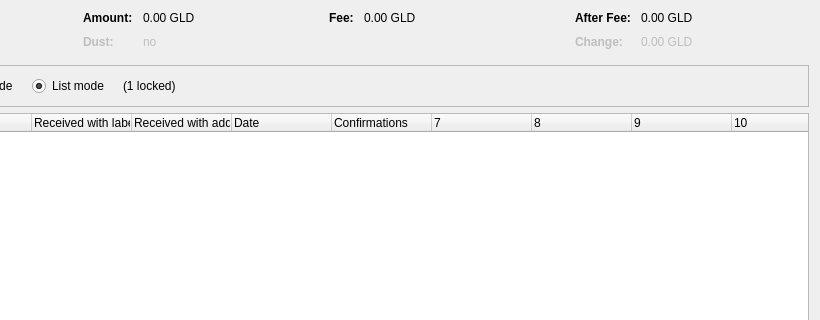
This is src/qt/forms/coincontroldialog.ui in goldcoin/goldcoin as Qt 5 draws it before an edit; both pictures show x 180 to 1000 and y 0 to 320 of the 1000 by 500 pixel window. The edited form follows.
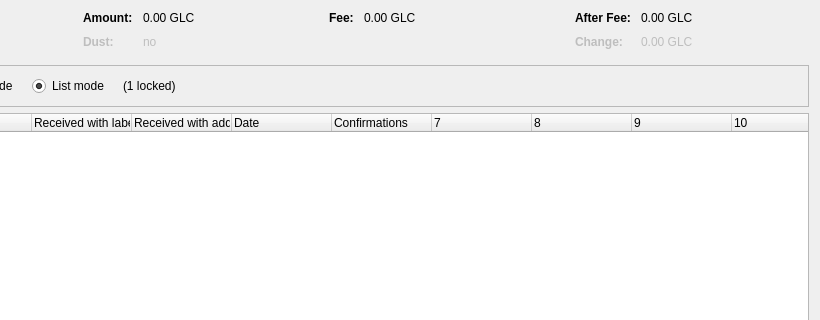
This is the edited form. Custom widgets are drawn as their Qt base class.

```diff
--- a/src/qt/forms/coincontroldialog.ui
+++ b/src/qt/forms/coincontroldialog.ui
@@ -132,7 +132,7 @@
           <enum>Qt::ActionsContextMenu</enum>
          </property>
          <property name="text">
-          <string notr="true">0.00 GLD</string>
+          <string notr="true">0.00 GLC</string>
          </property>
          <property name="textInteractionFlags">
           <set>Qt::LinksAccessibleByMouse|Qt::TextSelectableByKeyboard|Qt::TextSelectableByMouse</set>
@@ -212,7 +212,7 @@
           <enum>Qt::ActionsContextMenu</enum>
          </property>
          <property name="text">
-          <string notr="true">0.00 GLD</string>
+          <string notr="true">0.00 GLC</string>
          </property>
          <property name="textInteractionFlags">
           <set>Qt::LinksAccessibleByMouse|Qt::TextSelectableByKeyboard|Qt::TextSelectableByMouse</set>
@@ -257,7 +257,7 @@
           <enum>Qt::ActionsContextMenu</enum>
          </property>
          <property name="text">
-          <string notr="true">0.00 GLD</string>
+          <string notr="true">0.00 GLC</string>
          </property>
          <property name="textInteractionFlags">
           <set>Qt::LinksAccessibleByMouse|Qt::TextSelectableByKeyboard|Qt::TextSelectableByMouse</set>
@@ -292,7 +292,7 @@
           <enum>Qt::ActionsContextMenu</enum>
          </property>
          <property name="text">
-          <string notr="true">0.00 GLD</string>
+          <string notr="true">0.00 GLC</string>
          </property>
          <property name="textInteractionFlags">
           <set>Qt::LinksAccessibleByMouse|Qt::TextSelectableByKeyboard|Qt::TextSelectableByMouse</set>
```
